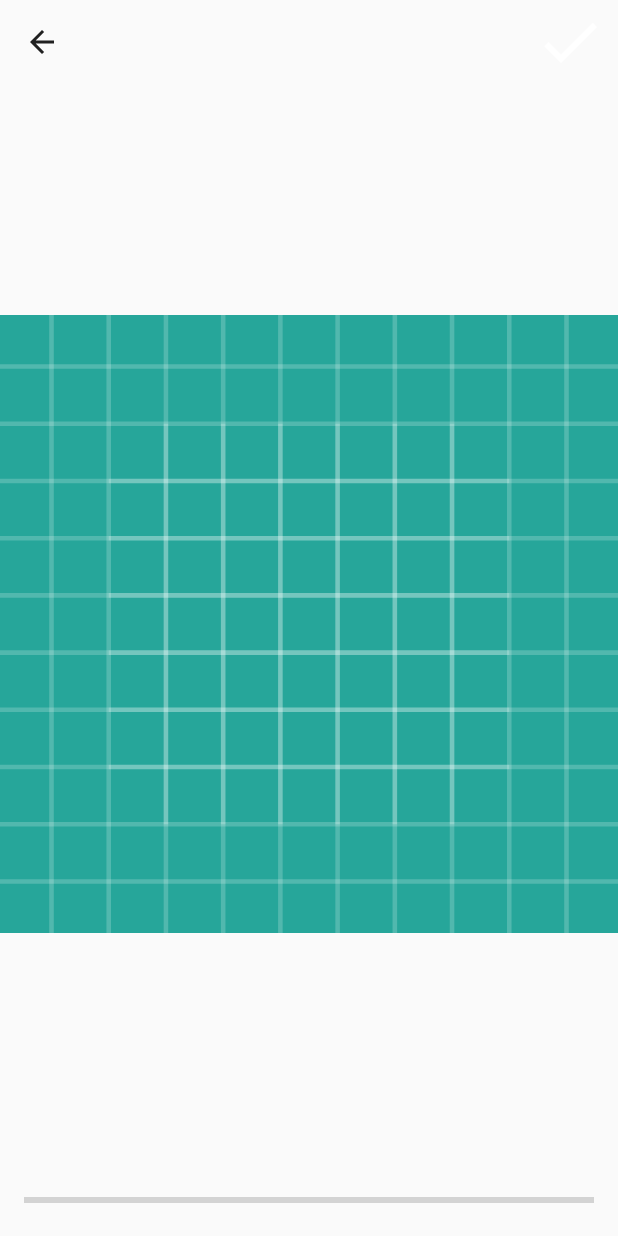
After one commit to Belolme/GraduationProject_OCR_App, an Android app: the ConfirmView screen opened directly, with no data from a screen before it, on a phone screen of 412 x 824 dp. The commit adds this screen. Run offline under Robolectric (Android 15) with nearby library versions, the phone set to English and light mode, and no system bars; pictures from the network do not load.

Commit message:
add preview view

```diff
--- a/app/src/main/AndroidManifest.xml
+++ b/app/src/main/AndroidManifest.xml
@@ -26,6 +26,8 @@
 
         <activity android:name=".treatment.OCRTreatmentActivity" />
 
+        <activity android:name=".confirm.ConfirmView" />
+
     </application>
 
 </manifest>
--- a/app/src/main/java/com/billin/www/graduationproject_ocr/base/BaseMVPView.java
+++ b/app/src/main/java/com/billin/www/graduationproject_ocr/base/BaseMVPView.java
@@ -17,11 +17,18 @@ public abstract class BaseMVPView<V extends BaseMVPView<V, P>, P extends BasePre
     protected void onCreate(@Nullable Bundle savedInstanceState) {
         super.onCreate(savedInstanceState);
 
+        initView();
+
         mPresenter = setupPresenter();
         mPresenter.setView((V) this);
 
         mPresenter.onStart();
     }
+
+    /**
+     * 必须在这个方法实现 {@link #setContentView} 方法
+     */
+    protected abstract void initView();
 
     protected abstract P setupPresenter();
 
--- /dev/null
+++ b/app/src/main/java/com/billin/www/graduationproject_ocr/confirm/ConfirmPictureContract.java
@@ -0,0 +1,30 @@
+package com.billin.www.graduationproject_ocr.confirm;
+
+import com.billin.www.graduationproject_ocr.base.BaseMVPView;
+import com.billin.www.graduationproject_ocr.base.BasePresenter;
+
+/**
+ * 拍完照后的图片预览操作界面
+ * <p>
+ * Created by Billin on 2018/4/14.
+ */
+public interface ConfirmPictureContract {
+
+    abstract class View extends BaseMVPView<View, Presenter> {
+
+        abstract void showImage(String filePath);
+
+        abstract void showLoading(boolean show);
+
+    }
+
+    abstract class Presenter extends BasePresenter<View> {
+
+        abstract void compress(int quantity);
+
+        abstract void confirm();
+
+        abstract void cancel();
+    }
+
+}
--- /dev/null
+++ b/app/src/main/java/com/billin/www/graduationproject_ocr/confirm/ConfirmView.java
@@ -0,0 +1,88 @@
+package com.billin.www.graduationproject_ocr.confirm;
+
+import android.app.ProgressDialog;
+import android.content.Context;
+import android.content.Intent;
+import android.net.Uri;
+import android.support.v7.app.ActionBar;
+import android.support.v7.widget.Toolbar;
+import android.view.View;
+import android.widget.ImageView;
+import android.widget.ProgressBar;
+
+import com.billin.www.graduationproject_ocr.R;
+
+/**
+ * 图片边距裁剪与显示，图片质量调整
+ * <p>
+ * Created by Billin on 2018/4/14.
+ */
+public class ConfirmView extends ConfirmPictureContract.View {
+
+    public static final String KEY_FILE_PATH = "KEY FILE PATH";
+
+    private ImageView mImageView;
+
+    private ImageView mCheckView;
+
+    private ProgressBar mProgressBar;
+
+    private Toolbar mToolbar;
+
+    private ProgressDialog mLoadingDialog;
+
+    public static void go(Context context, String filePath) {
+        Intent intent = new Intent(context, ConfirmView.class);
+        intent.putExtra(KEY_FILE_PATH, filePath);
+        context.startActivity(intent);
+    }
+
+    @Override
+    protected void initView() {
+        setContentView(R.layout.activity_confirm);
+
+        mToolbar = findViewById(R.id.confirm_toolbar);
+        mCheckView = findViewById(R.id.confirm_check);
+        mImageView = findViewById(R.id.confirm_image);
+        mProgressBar = findViewById(R.id.confirm_progress);
+
+        setSupportActionBar(mToolbar);
+        ActionBar actionBar =  getSupportActionBar();
+        if(actionBar != null) {
+            actionBar.setDisplayHomeAsUpEnabled(true);
+            actionBar.setDisplayShowTitleEnabled(false);
+        }
+        mToolbar.setNavigationOnClickListener(new View.OnClickListener() {
+            @Override
+            public void onClick(View v) {
+                getPresenter().cancel();
+            }
+        });
+    }
+
+    @Override
+    protected ConfirmPictureContract.Presenter setupPresenter() {
+        return new ConfirmPresenter();
+    }
+
+    @Override
+    void showImage(String filePath) {
+        mImageView.setImageURI(Uri.parse(filePath));
+    }
+
+    @Override
+    void showLoading(boolean show) {
+        if (mLoadingDialog != null && show) {
+            return;
+        } else if (!show && mLoadingDialog != null) {
+            mLoadingDialog.dismiss();
+            return;
+        }
+
+        mLoadingDialog = new ProgressDialog(this);
+        mLoadingDialog.setMessage("Loading...");
+        mLoadingDialog.setCancelable(false);
+        mLoadingDialog.setProgressStyle(ProgressDialog.STYLE_SPINNER);
+        mLoadingDialog.show();
+    }
+}
--- /dev/null
+++ b/app/src/main/res/drawable/ic_check_black_24dp.xml
@@ -0,0 +1,9 @@
+<vector xmlns:android="http://schemas.android.com/apk/res/android"
+    android:width="48dp"
+    android:height="48dp"
+    android:viewportHeight="24.0"
+    android:viewportWidth="24.0">
+    <path
+        android:fillColor="#FF000000"
+        android:pathData="M9,16.17L4.83,12l-1.42,1.41L9,19 21,7l-1.41,-1.41z" />
+</vector>
--- /dev/null
+++ b/app/src/main/res/layout/activity_confirm.xml
@@ -0,0 +1,63 @@
+<?xml version="1.0" encoding="utf-8"?>
+<android.support.constraint.ConstraintLayout xmlns:android="http://schemas.android.com/apk/res/android"
+    xmlns:app="http://schemas.android.com/apk/res-auto"
+    android:layout_width="match_parent"
+    android:layout_height="match_parent">
+
+    <android.support.v7.widget.Toolbar
+        android:id="@+id/confirm_toolbar"
+        android:layout_width="match_parent"
+        android:layout_height="?attr/actionBarSize"
+        android:background="@android:color/transparent"
+        android:elevation="4dp"
+        android:theme="@style/ThemeOverlay.AppCompat.ActionBar"
+        app:popupTheme="@style/ThemeOverlay.AppCompat.Light">
+
+        <android.support.constraint.ConstraintLayout
+            android:layout_width="match_parent"
+            android:layout_height="match_parent">
+
+            <ImageView
+                android:id="@+id/confirm_check"
+                android:layout_width="wrap_content"
+                android:layout_height="wrap_content"
+                android:layout_marginEnd="8dp"
+                android:src="@drawable/ic_check_black_24dp"
+                android:tint="@android:color/white"
+                app:layout_constraintBottom_toBottomOf="parent"
+                app:layout_constraintEnd_toEndOf="parent"
+                app:layout_constraintTop_toTopOf="parent" />
+
+        </android.support.constraint.ConstraintLayout>
+
+
+    </android.support.v7.widget.Toolbar>
+
+    <ImageView
+        android:id="@+id/confirm_image"
+        android:layout_width="0dp"
+        android:layout_height="0dp"
+        android:layout_marginBottom="16dp"
+        app:layout_constraintBottom_toTopOf="@+id/confirm_progress"
+        app:layout_constraintEnd_toEndOf="parent"
+        app:layout_constraintHorizontal_bias="0.0"
+        app:layout_constraintStart_toStartOf="parent"
+        app:layout_constraintTop_toBottomOf="@+id/confirm_toolbar"
+        app:layout_constraintVertical_bias="0.7"
+        app:srcCompat="@drawable/ic_launcher_background" />
+
+    <ProgressBar
+        android:id="@+id/confirm_progress"
+        style="?android:attr/progressBarStyleHorizontal"
+        android:layout_width="0dp"
+        android:layout_height="wrap_content"
+        android:layout_marginBottom="16dp"
+        android:layout_marginEnd="16dp"
+        android:layout_marginStart="16dp"
+        app:layout_constraintBottom_toBottomOf="parent"
+        app:layout_constraintEnd_toEndOf="parent"
+        app:layout_constraintHorizontal_bias="0.0"
+        app:layout_constraintStart_toStartOf="parent" />
+
+
+</android.support.constraint.ConstraintLayout>
```
Also changed, not shown: app/src/main/java/com/billin/www/graduationproject_ocr/camera/CameraPresenter.java (+14 -11 lines), app/src/main/java/com/billin/www/graduationproject_ocr/confirm/ConfirmPresenter.java (added, +147 -0 lines), app/src/main/java/com/billin/www/graduationproject_ocr/treatment/OCRTreatmentActivity.java (+5 -12 lines), app/src/main/java/com/billin/www/graduationproject_ocr/util/BitmapUtil.java (+25 -8 lines), app/src/main/res/layout/toolbar.xml (added, +10 -0 lines).
